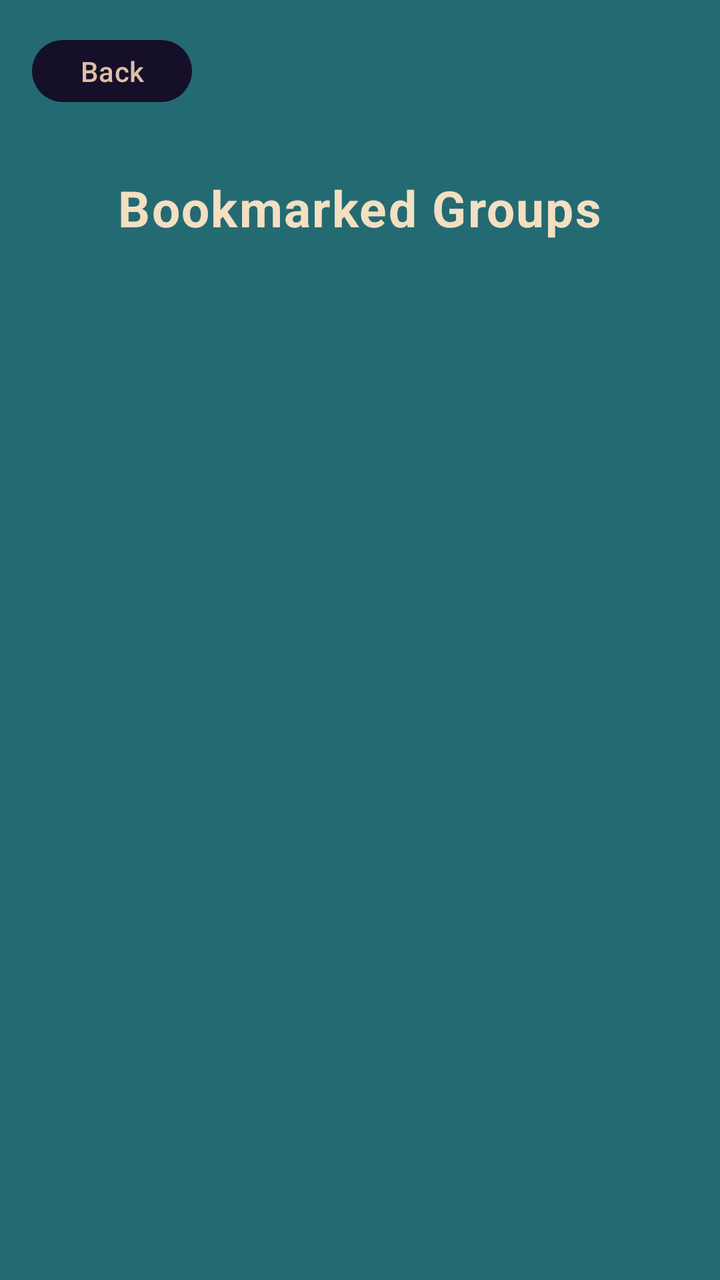
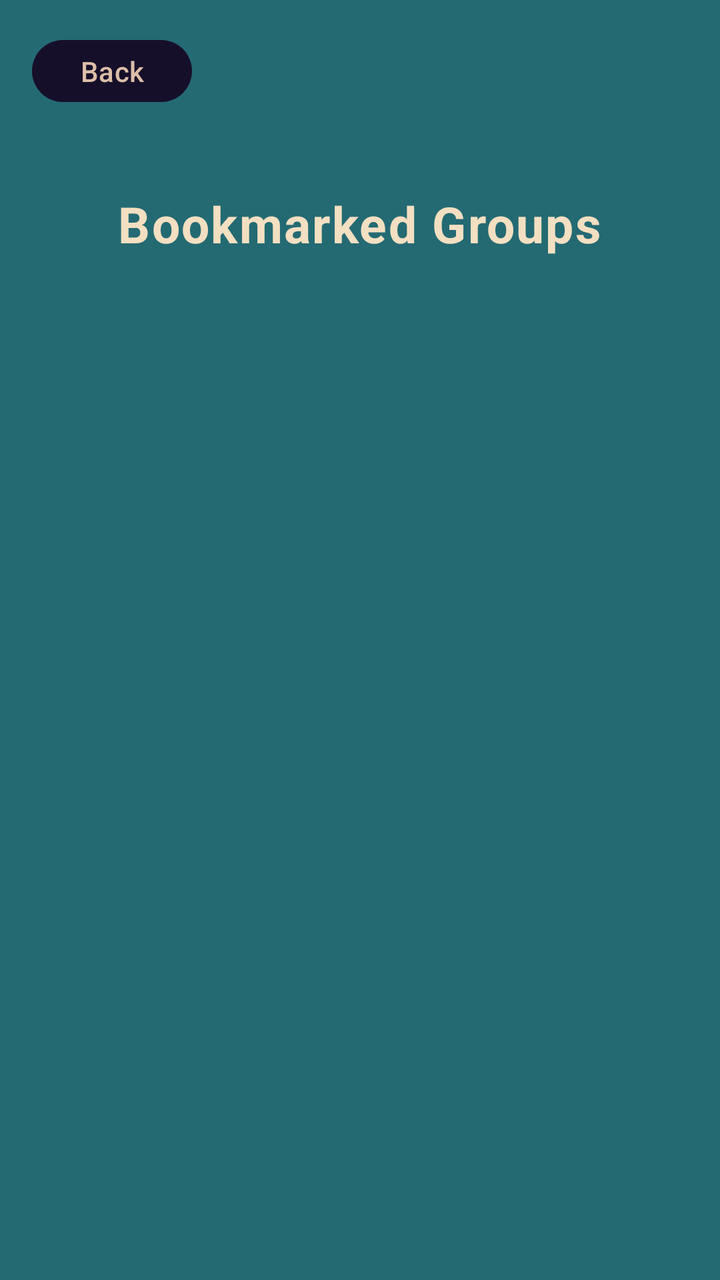

The first picture is an Android layout as it rendered before a commit; the second is the same layout after the commit. The layout source and the unified diff follow.
<!-- AndroidManifest.xml: application theme Theme.ReadersRally -->
<!-- res/layout/activity_bookmarked_groups.xml -->
<?xml version="1.0" encoding="utf-8"?>
<LinearLayout xmlns:android="http://schemas.android.com/apk/res/android"
    android:layout_width="match_parent"
    android:layout_height="match_parent"
    android:orientation="vertical"
    android:fitsSystemWindows="true"
    android:gravity="center_horizontal"
    android:padding="16dp">
    <Button
        android:id="@+id/backButton"
        android:layout_width="wrap_content"
        android:layout_height="wrap_content"
        android:layout_gravity="start"
        android:text="Back" />


    <TextView
        style="@style/HeaderTextStyle"
        android:layout_width="wrap_content"
        android:layout_height="wrap_content"
        android:layout_marginTop="16dp"
        android:text="Bookmarked Groups" />

    <androidx.recyclerview.widget.RecyclerView
        android:id="@+id/bookmarkedGroupsRecyclerView"
        android:layout_width="match_parent"
        android:layout_height="0dp"
        android:layout_weight="1"
        android:layout_marginTop="8dp" />
</LinearLayout>
<!-- resources referenced by this layout -->
<resources>
  <style name="HeaderTextStyle" parent="Widget.Material3.CheckedTextView">
          <item name="android:textSize"> 25sp </item>
          <item name="android:textStyle">bold</item>
          <item name="android:textColor">@color/beige</item>
          <item name="android:gravity">center</item>
          <item name="android:padding">16dp</item>
          <item name="layout_constraintTop_toTopOf">parent</item>
          <item name="layout_constraintStart_toStartOf">parent</item>
          <item name="layout_constraintEnd_toEndOf">parent</item>
  
      </style>
  <style name="Theme.ReadersRally" parent="Base.Theme.ReadersRally" />
  <color name="beige">#F3DFC1</color>
  <style name="Base.Theme.ReadersRally" parent="Theme.Material3.DayNight.NoActionBar">
          
          
          <item name="android:textColor">@color/beige</item> 
          <item name="android:windowBackground">@color/dark_teal</item> 
          <item name="colorSurface">@color/light_teal</item> 
          <item name="materialButtonStyle">@style/Widget.AppCompat.Button</item> 
  
      </style>
  <color name="dark_teal">#246A73</color>
  <color name="light_teal">#368F8B</color>
  <style name="Widget.AppCompat.Button" parent="Widget.Material3.Button">
          <item name="backgroundTint">@color/dark_violet</item>
          <item name="android:textColor">@color/dark_beige</item>
          <item name="android:gravity">center</item>
      </style>
  <color name="dark_violet">#160F29</color>
  <color name="dark_beige">#DDBEA8</color>
</resources>

<!-- the commit's change to res/layout/activity_bookmarked_groups.xml (unified diff, before → after) -->
@@ -11,14 +11,13 @@
         android:layout_width="wrap_content"
         android:layout_height="wrap_content"
         android:layout_gravity="start"
-        android:text="Back" />
+        android:text="@string/back" />
 
 
     <TextView
         style="@style/HeaderTextStyle"
         android:layout_width="wrap_content"
         android:layout_height="wrap_content"
-        android:layout_marginTop="16dp"
         android:text="Bookmarked Groups" />
 
     <androidx.recyclerview.widget.RecyclerView
<!-- resource entries referenced after the edit -->
@@ -1,11 +1,13 @@
 <!-- resources referenced by this layout -->
 <resources>
+  <string name="back">Back</string>
   <style name="HeaderTextStyle" parent="Widget.Material3.CheckedTextView">
           <item name="android:textSize"> 25sp </item>
           <item name="android:textStyle">bold</item>
           <item name="android:textColor">@color/beige</item>
           <item name="android:gravity">center</item>
           <item name="android:padding">16dp</item>
+          <item name="android:layout_marginTop">24dp</item>
           <item name="layout_constraintTop_toTopOf">parent</item>
           <item name="layout_constraintStart_toStartOf">parent</item>
           <item name="layout_constraintEnd_toEndOf">parent</item>
